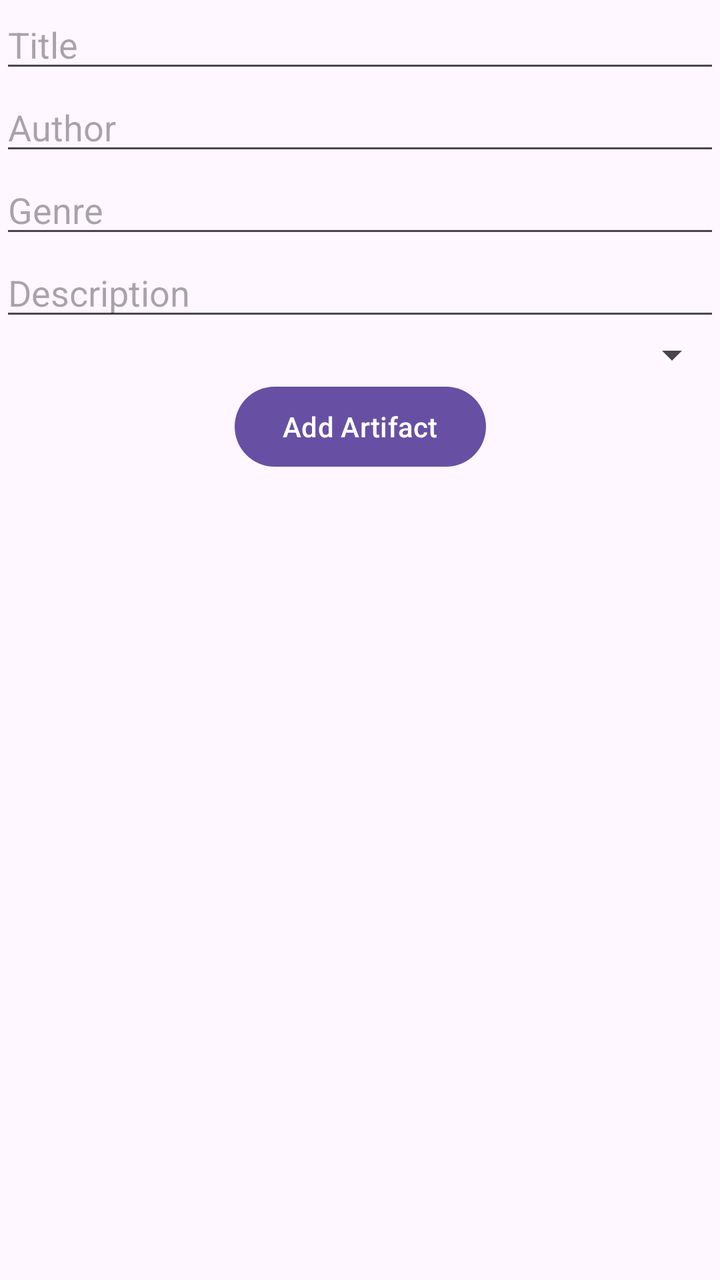
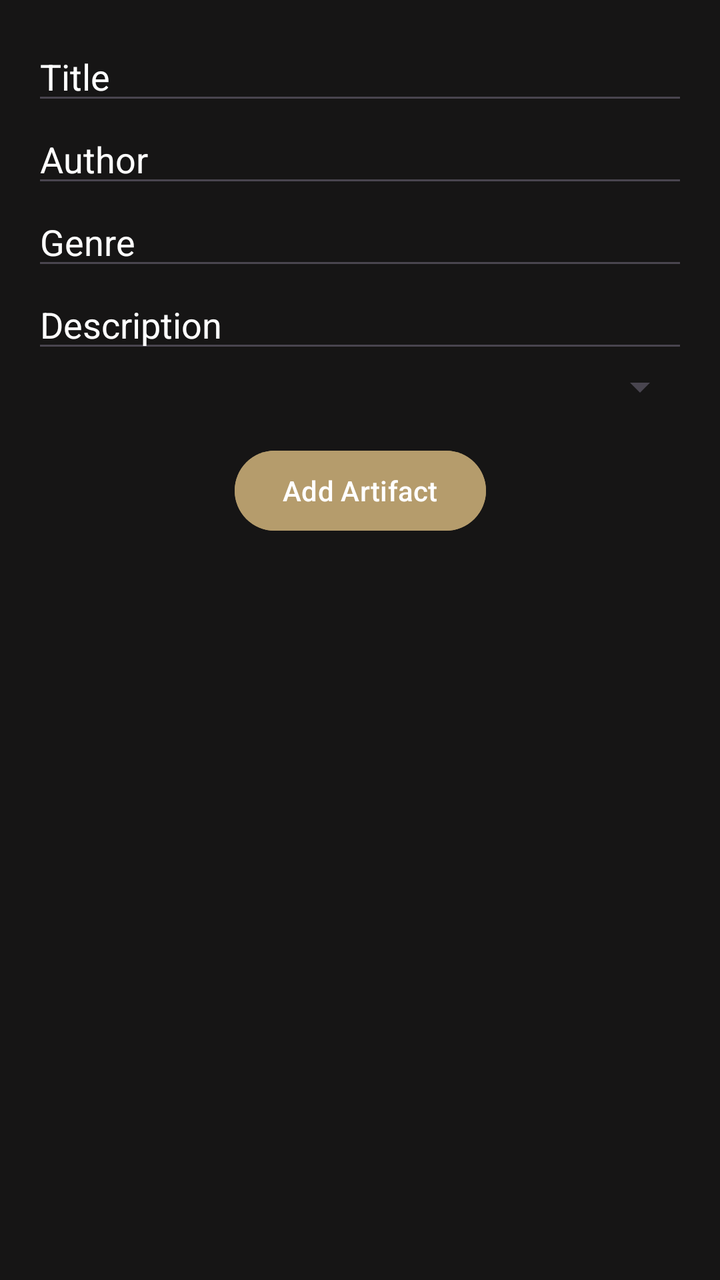

An Android layout rendered at two revisions. The XML below is the earlier revision; the diff shows what the commit changed to produce the second picture.
<!-- AndroidManifest.xml: application theme Theme.B07DemoSummer2024 -->
<!-- res/layout/fragment_add_item.xml -->
<?xml version="1.0" encoding="utf-8"?>
<androidx.constraintlayout.widget.ConstraintLayout xmlns:android="http://schemas.android.com/apk/res/android"
    xmlns:app="http://schemas.android.com/apk/res-auto"
    xmlns:tools="http://schemas.android.com/tools"
    android:layout_width="match_parent"
    android:layout_height="match_parent"
    tools:context=".AddItemFragment">

    <EditText
        android:id="@+id/editTextTitle"
        android:layout_width="0dp"
        android:layout_height="wrap_content"
        android:hint="Title"
        app:layout_constraintTop_toTopOf="parent"
        app:layout_constraintStart_toStartOf="parent"
        app:layout_constraintEnd_toEndOf="parent"/>

    <EditText
        android:id="@+id/editTextAuthor"
        android:layout_width="0dp"
        android:layout_height="wrap_content"
        android:hint="Author"
        app:layout_constraintTop_toBottomOf="@+id/editTextTitle"
        app:layout_constraintStart_toStartOf="parent"
        app:layout_constraintEnd_toEndOf="parent"/>

    <EditText
        android:id="@+id/editTextGenre"
        android:layout_width="0dp"
        android:layout_height="wrap_content"
        android:hint="Genre"
        app:layout_constraintTop_toBottomOf="@+id/editTextAuthor"
        app:layout_constraintStart_toStartOf="parent"
        app:layout_constraintEnd_toEndOf="parent"/>

    <EditText
        android:id="@+id/editTextDescription"
        android:layout_width="0dp"
        android:layout_height="wrap_content"
        android:hint="Description"
        app:layout_constraintTop_toBottomOf="@+id/editTextGenre"
        app:layout_constraintStart_toStartOf="parent"
        app:layout_constraintEnd_toEndOf="parent"/>

    <Spinner
        android:id="@+id/spinnerCategory"
        android:layout_width="0dp"
        android:layout_height="wrap_content"
        app:layout_constraintTop_toBottomOf="@+id/editTextDescription"
        app:layout_constraintStart_toStartOf="parent"
        app:layout_constraintEnd_toEndOf="parent"/>

    <Button
        android:id="@+id/buttonAdd"
        android:layout_width="wrap_content"
        android:layout_height="wrap_content"
        android:text="@string/add_item"
        app:layout_constraintTop_toBottomOf="@+id/spinnerCategory"
        app:layout_constraintStart_toStartOf="parent"
        app:layout_constraintEnd_toEndOf="parent"/>
</androidx.constraintlayout.widget.ConstraintLayout>
<!-- resources referenced by this layout -->
<resources>
  <string name="add_item">Add Artifact</string>
  <style name="Theme.B07DemoSummer2024" parent="Base.Theme.B07DemoSummer2024" />
  <style name="Base.Theme.B07DemoSummer2024" parent="Theme.Material3.DayNight.NoActionBar">
          
          
          <item name="android:statusBarColor">@color/softblack</item>
          <item name="android:navigationBarColor">@color/softblack</item>
      </style>
  <color name="softblack">#161515</color>
</resources>

<!-- the commit's change to res/layout/fragment_add_item.xml (unified diff, before → after) -->
@@ -4,58 +4,83 @@
     xmlns:tools="http://schemas.android.com/tools"
     android:layout_width="match_parent"
     android:layout_height="match_parent"
+    android:background="@color/softblack"
     tools:context=".AddItemFragment">
 
     <EditText
         android:id="@+id/editTextTitle"
         android:layout_width="0dp"
         android:layout_height="wrap_content"
+        android:layout_marginStart="16dp"
+        android:layout_marginTop="16dp"
+        android:layout_marginEnd="16dp"
         android:hint="Title"
-        app:layout_constraintTop_toTopOf="parent"
+        android:textColor="@color/white"
+        android:textColorHint="@color/white"
+        app:layout_constraintEnd_toEndOf="parent"
         app:layout_constraintStart_toStartOf="parent"
-        app:layout_constraintEnd_toEndOf="parent"/>
+        app:layout_constraintTop_toTopOf="parent" />
 
     <EditText
         android:id="@+id/editTextAuthor"
         android:layout_width="0dp"
         android:layout_height="wrap_content"
+        android:layout_marginStart="16dp"
+        android:layout_marginEnd="16dp"
         android:hint="Author"
-        app:layout_constraintTop_toBottomOf="@+id/editTextTitle"
+        android:textColor="@color/white"
+        android:textColorHint="@color/white"
+        app:layout_constraintEnd_toEndOf="parent"
         app:layout_constraintStart_toStartOf="parent"
-        app:layout_constraintEnd_toEndOf="parent"/>
+        app:layout_constraintTop_toBottomOf="@+id/editTextTitle" />
 
     <EditText
         android:id="@+id/editTextGenre"
         android:layout_width="0dp"
         android:layout_height="wrap_content"
+        android:layout_marginStart="16dp"
+        android:layout_marginEnd="16dp"
         android:hint="Genre"
-        app:layout_constraintTop_toBottomOf="@+id/editTextAuthor"
+        android:textColor="@color/white"
+        android:textColorHint="@color/white"
+        app:layout_constraintEnd_toEndOf="parent"
         app:layout_constraintStart_toStartOf="parent"
-        app:layout_constraintEnd_toEndOf="parent"/>
+        app:layout_constraintTop_toBottomOf="@+id/editTextAuthor" />
 
     <EditText
         android:id="@+id/editTextDescription"
         android:layout_width="0dp"
         android:layout_height="wrap_content"
+        android:layout_marginStart="16dp"
+        android:layout_marginEnd="16dp"
         android:hint="Description"
-        app:layout_constraintTop_toBottomOf="@+id/editTextGenre"
+        android:textColor="@color/white"
+        android:textColorHint="@color/white"
+        app:layout_constraintEnd_toEndOf="parent"
         app:layout_constraintStart_toStartOf="parent"
-        app:layout_constraintEnd_toEndOf="parent"/>
+        app:layout_constraintTop_toBottomOf="@+id/editTextGenre" />
 
     <Spinner
         android:id="@+id/spinnerCategory"
         android:layout_width="0dp"
         android:layout_height="wrap_content"
-        app:layout_constraintTop_toBottomOf="@+id/editTextDescription"
+        android:layout_marginStart="16dp"
+        android:layout_marginEnd="16dp"
+        app:layout_constraintEnd_toEndOf="parent"
         app:layout_constraintStart_toStartOf="parent"
-        app:layout_constraintEnd_toEndOf="parent"/>
+        app:layout_constraintTop_toBottomOf="@+id/editTextDescription" />
 
     <Button
         android:id="@+id/buttonAdd"
         android:layout_width="wrap_content"
         android:layout_height="wrap_content"
+        android:layout_marginStart="16dp"
+        android:layout_marginTop="16dp"
+        android:layout_marginEnd="16dp"
+        android:backgroundTint="@color/lightgold"
         android:text="@string/add_item"
-        app:layout_constraintTop_toBottomOf="@+id/spinnerCategory"
+        android:textColor="@color/white"
+        app:layout_constraintEnd_toEndOf="parent"
         app:layout_constraintStart_toStartOf="parent"
-        app:layout_constraintEnd_toEndOf="parent"/>
+        app:layout_constraintTop_toBottomOf="@+id/spinnerCategory" />
 </androidx.constraintlayout.widget.ConstraintLayout>
<!-- resource entries referenced after the edit -->
@@ -1,5 +1,6 @@
 <!-- resources referenced by this layout -->
 <resources>
+  <color name="lightgold">#B59C6C</color>
   <string name="add_item">Add Artifact</string>
   <style name="Theme.B07DemoSummer2024" parent="Base.Theme.B07DemoSummer2024" />
   <style name="Base.Theme.B07DemoSummer2024" parent="Theme.Material3.DayNight.NoActionBar">
@@ -9,5 +10,6 @@
           <item name="android:navigationBarColor">@color/softblack</item>
       </style>
   <color name="softblack">#161515</color>
+  <color name="white">#FFFFFFFF</color>
 </resources>
 
